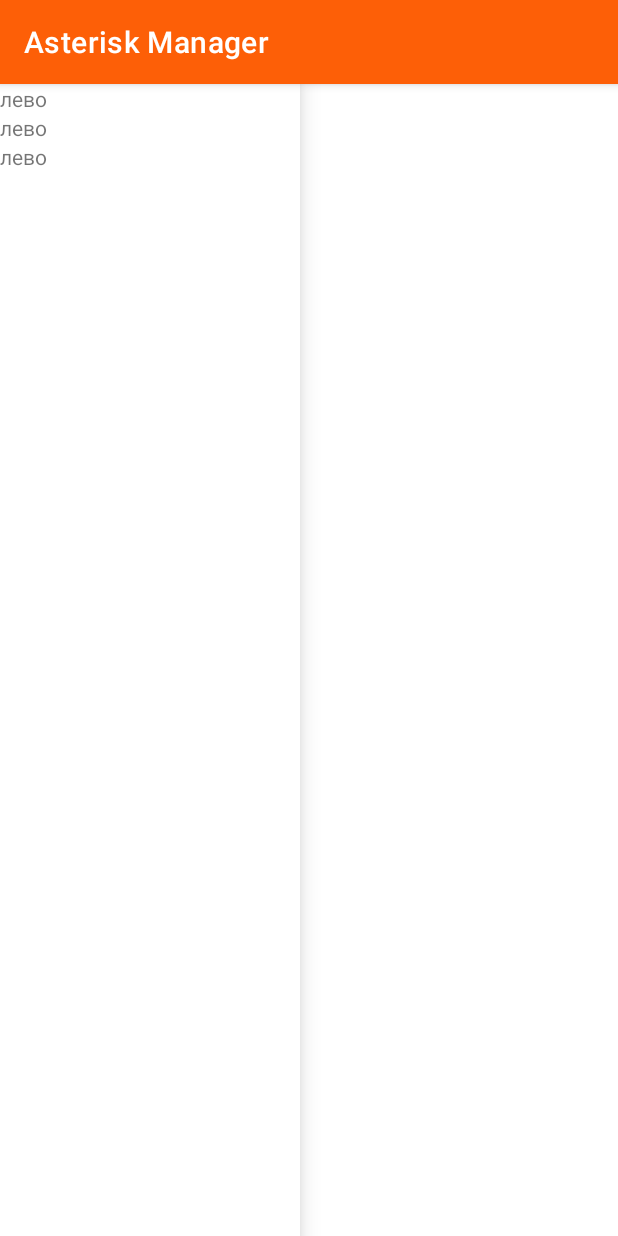
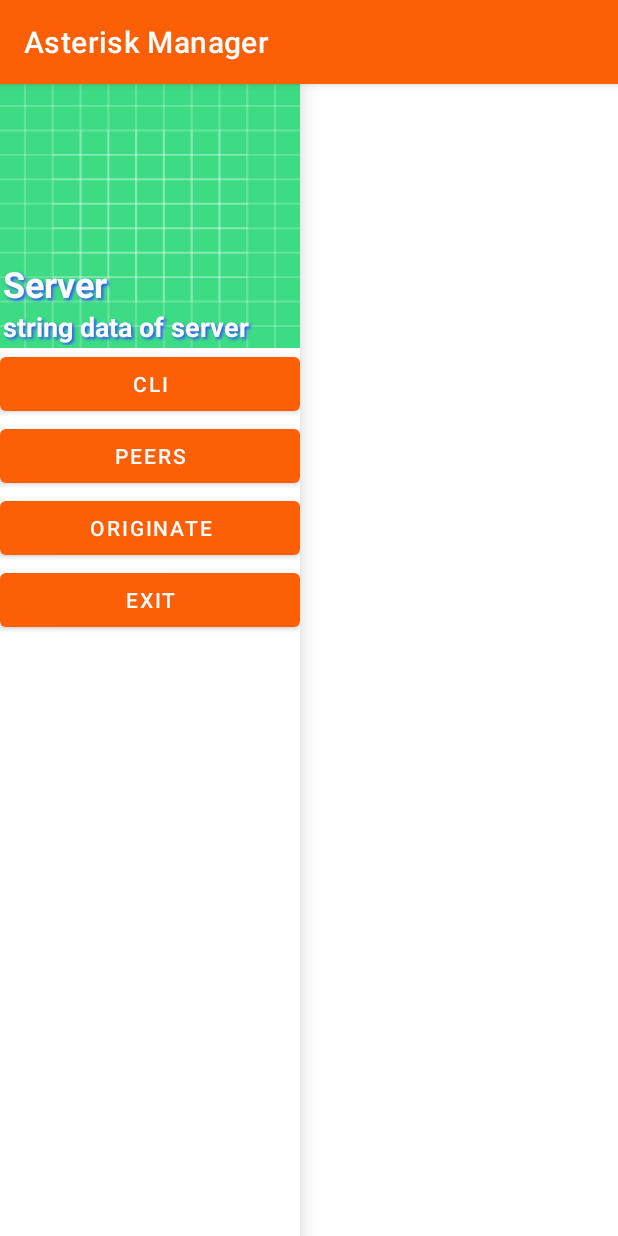
Before and after one commit to id-05/AsteriskManager, an Android app: the AsteriskServerActivity screen opened directly, with no data from a screen before it, with the side drawer open, on a phone screen of 412 x 824 dp. Run offline under Robolectric (Android 15) with nearby library versions, the phone set to English and light mode, and no system bars; 1 statement that could not run was skipped.

Commit message:
asteriskserveractivity design

```diff
--- a/app/build.gradle
+++ b/app/build.gradle
@@ -3,13 +3,13 @@ plugins {
 }
 
 android {
-    compileSdkVersion 29
-    buildToolsVersion "29.0.3"
+    compileSdkVersion 30
+    buildToolsVersion "30.0.3"
 
     defaultConfig {
         applicationId "com.asteriskmanager"
-        minSdkVersion 16
-        targetSdkVersion 29
+        minSdkVersion 21
+        targetSdkVersion 30
         versionCode 1
         versionName "1.0"
         multiDexEnabled true
@@ -39,10 +39,9 @@ dependencies {
     implementation 'androidx.constraintlayout:constraintlayout:2.0.4'
     implementation 'junit:junit:4.13.2'
     implementation 'androidx.recyclerview:recyclerview:1.1.0'
-    implementation files('C:\\Users\\id-05\\Dropbox\\PROGRAMS_ANDROID\\Asterisk Manager\\externallib\\commons-io-2.6.jar')
-    implementation files('C:\\Users\\id-05\\Dropbox\\PROGRAMS_ANDROID\\Asterisk Manager\\externallib\\apache-commons-net.jar')
+    implementation files('C:/Users/id-05/Dropbox/PROGRAMS_ANDROID/Asterisk Manager/externallib/commons-io-2.6.jar')
+    implementation files('C:/Users/id-05/Dropbox/PROGRAMS_ANDROID/Asterisk Manager/externallib/apache-commons-net.jar')
     implementation 'com.sothree.slidinguppanel:library:3.4.0'
-    implementation 'androidx.drawerlayout:drawerlayout:1.1.1'
     androidTestImplementation 'androidx.test.ext:junit:1.1.2'
     androidTestImplementation 'androidx.test.espresso:espresso-core:3.3.0'
     implementation 'androidx.drawerlayout:drawerlayout:1.1.1'
--- a/app/src/main/res/layout/activity_asterisk_server.xml
+++ b/app/src/main/res/layout/activity_asterisk_server.xml
@@ -5,7 +5,8 @@
     android:id="@+id/drawer_layout"
     android:layout_width="match_parent"
     android:layout_height="match_parent"
-    android:fitsSystemWindows="false">
+    android:fitsSystemWindows="false"
+    tools:openDrawer="left">
 
 
     <com.google.android.material.navigation.NavigationView
@@ -20,24 +21,84 @@
             android:layout_height="match_parent"
             android:orientation="vertical">
 
+            <LinearLayout
+                android:layout_width="match_parent"
+                android:layout_height="176dp"
+                android:background="@drawable/ic_launcher_background"
+                android:gravity="bottom"
+                android:orientation="vertical"
+                android:paddingLeft="2dp"
+                android:paddingTop="2dp"
+                android:paddingRight="2dp"
+                android:paddingBottom="2dp"
+                android:theme="@style/ThemeOverlay.AppCompat.Dark">
+
                 <TextView
-                android:id="@+id/textView6"
+                    android:id="@+id/textView2"
                     android:layout_width="match_parent"
                     android:layout_height="wrap_content"
-                android:text="лево" />
+                    android:shadowColor="#304FFE"
+                    android:shadowDx="2"
+                    android:shadowDy="2"
+                    android:shadowRadius="2"
+                    android:text="Server"
+                    android:textAllCaps="false"
+                    android:textColor="#FCFCFC"
+                    android:textSize="24sp"
+                    android:textStyle="bold" />
 
                 <TextView
-                android:id="@+id/textView7"
+                    android:id="@+id/textView3"
                     android:layout_width="match_parent"
                     android:layout_height="wrap_content"
-                android:text="лево" />
+                    android:shadowColor="#304FFE"
+                    android:shadowDx="2"
+                    android:shadowDy="2"
+                    android:shadowRadius="2"
+                    android:text="string data of server"
+                    android:textColor="#FCFCFC"
+                    android:textColorHint="#6200EA"
+                    android:textSize="18sp"
+                    android:textStyle="bold" />
+            </LinearLayout>
 
-            <TextView
-                android:id="@+id/textView8"
+            <ScrollView
+                android:layout_width="match_parent"
+                android:layout_height="match_parent">
+
+                <LinearLayout
                     android:layout_width="match_parent"
                     android:layout_height="wrap_content"
-                android:text="лево" />
+                    android:orientation="vertical" >
+
+                    <Button
+                        android:id="@+id/but_cli"
+                        android:layout_width="match_parent"
+                        android:layout_height="wrap_content"
+                        android:text="CLI" />
+
+                    <Button
+                        android:id="@+id/but_peers"
+                        android:layout_width="match_parent"
+                        android:layout_height="wrap_content"
+                        android:text="PEERS" />
+
+                    <Button
+                        android:id="@+id/but_originate"
+                        android:layout_width="match_parent"
+                        android:layout_height="wrap_content"
+                        android:text="ORIGINATE" />
+
+                    <Button
+                        android:id="@+id/but_exit"
+                        android:layout_width="match_parent"
+                        android:layout_height="wrap_content"
+                        android:text="@string/exit" />
                 </LinearLayout>
+            </ScrollView>
+
+        </LinearLayout>
+
     </com.google.android.material.navigation.NavigationView>
 
     <com.google.android.material.navigation.NavigationView
--- a/app/src/main/res/values/strings.xml
+++ b/app/src/main/res/values/strings.xml
@@ -34,4 +34,5 @@
     <string name="yes">Yes</string>
     <string name="confirmdeletion">Confirm deletion</string>
     <string name="areyousure">Are you sure you want to delete this?</string>
+    <string name="exit">EXIT</string>
 </resources>
```
Lines whose indentation alone changed are shown as unchanged.
